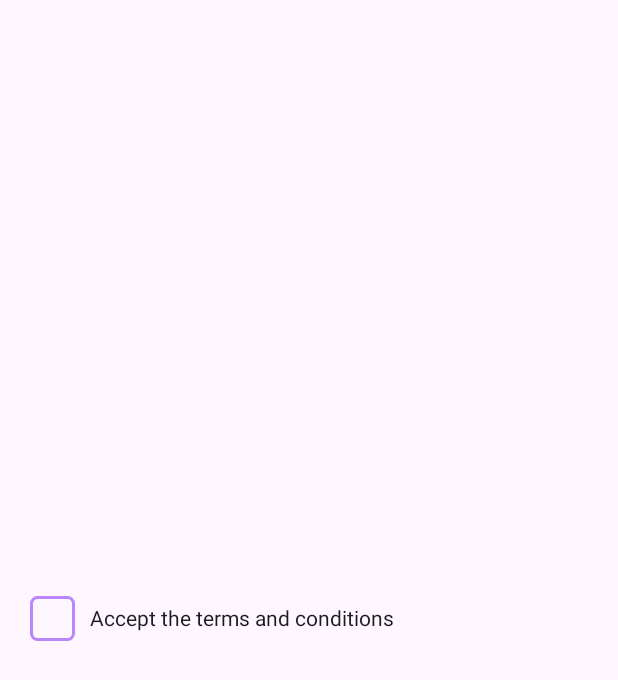
After one commit to HarshPanchal18/Jetpack-Playground, an Android app built with Jetpack Compose: the CustomCheckboxActivity screen opened directly, with no data from a screen before it, on a phone screen of 412 x 824 dp. The commit adds this screen. Shown: the top 680 px of the screen. Run offline under Robolectric (Android 15) with nearby library versions, the phone set to English and light mode, and no system bars.

Commit message:
Implemented Custom Checkbox activity

```diff
--- a/app/build.gradle.kts
+++ b/app/build.gradle.kts
@@ -77,10 +77,12 @@ dependencies {
     implementation(platform("androidx.compose:compose-bom:2022.10.00"))
     implementation(platform("androidx.compose:compose-bom:2022.10.00"))
     implementation(platform("androidx.compose:compose-bom:2022.10.00"))
+    implementation(platform("androidx.compose:compose-bom:2022.10.00"))
     testImplementation("junit:junit:4.13.2")
     androidTestImplementation("androidx.test.ext:junit:1.1.5")
     androidTestImplementation("androidx.test.espresso:espresso-core:3.5.1")
     androidTestImplementation("androidx.compose.ui:ui-test-junit4:$compose_version")
+    androidTestImplementation(platform("androidx.compose:compose-bom:2022.10.00"))
     androidTestImplementation(platform("androidx.compose:compose-bom:2022.10.00"))
     androidTestImplementation(platform("androidx.compose:compose-bom:2022.10.00"))
     androidTestImplementation(platform("androidx.compose:compose-bom:2022.10.00"))
--- a/app/src/main/AndroidManifest.xml
+++ b/app/src/main/AndroidManifest.xml
@@ -15,6 +15,11 @@
         android:supportsRtl="true"
         android:theme="@style/Theme.Firstjetcompose"
         tools:targetApi="31">
+        <activity
+            android:name=".CustomCheckboxActivity"
+            android:exported="false"
+            android:label="@string/title_activity_custom_checkbox"
+            android:theme="@style/Theme.Firstjetcompose" />
         <activity
             android:name=".CustomRadioButton"
             android:exported="false"
--- /dev/null
+++ b/app/src/main/java/com/example/first_jetcompose/CustomCheckboxActivity.kt
@@ -0,0 +1,97 @@
+package com.example.first_jetcompose
+
+import android.os.Bundle
+import androidx.activity.ComponentActivity
+import androidx.activity.compose.setContent
+import androidx.compose.foundation.BorderStroke
+import androidx.compose.foundation.background
+import androidx.compose.foundation.border
+import androidx.compose.foundation.clickable
+import androidx.compose.foundation.layout.Arrangement
+import androidx.compose.foundation.layout.Box
+import androidx.compose.foundation.layout.Row
+import androidx.compose.foundation.layout.fillMaxSize
+import androidx.compose.foundation.layout.fillMaxWidth
+import androidx.compose.foundation.layout.padding
+import androidx.compose.foundation.layout.size
+import androidx.compose.foundation.shape.RoundedCornerShape
+import androidx.compose.material.icons.Icons
+import androidx.compose.material.icons.filled.Check
+import androidx.compose.material3.Icon
+import androidx.compose.material3.MaterialTheme
+import androidx.compose.material3.Surface
+import androidx.compose.material3.Text
+import androidx.compose.runtime.Composable
+import androidx.compose.runtime.getValue
+import androidx.compose.runtime.mutableStateOf
+import androidx.compose.runtime.remember
+import androidx.compose.runtime.setValue
+import androidx.compose.ui.Alignment
+import androidx.compose.ui.Modifier
+import androidx.compose.ui.graphics.Color
+import androidx.compose.ui.unit.dp
+import com.example.first_jetcompose.ui.theme.FirstjetcomposeTheme
+import com.example.first_jetcompose.ui.theme.Purple200
+
+class CustomCheckboxActivity : ComponentActivity() {
+    override fun onCreate(savedInstanceState: Bundle?) {
+        super.onCreate(savedInstanceState)
+        setContent {
+            FirstjetcomposeTheme {
+                // A surface container using the 'background' color from the theme
+                Surface(
+                    modifier = Modifier.fillMaxSize(),
+                    color = MaterialTheme.colorScheme.background
+                ) {
+                    CheckBoxScreen()
+                }
+            }
+        }
+    }
+}
+
+@Composable
+fun CheckBoxScreen() {
+    var isCheck by remember { mutableStateOf(false) }
+
+    Box(modifier = Modifier.fillMaxSize(), contentAlignment = Alignment.Center) {
+        Row(
+            modifier = Modifier
+                .fillMaxWidth()
+                .padding(horizontal = 20.dp)
+        ) {
+            CustomCheckbox(
+                selected = isCheck,
+                modifier = Modifier.align(Alignment.CenterVertically),
+                onValueChange = { value -> isCheck = value }
+            )
+            Text(
+                text = "Accept the terms and conditions",
+                modifier = Modifier
+                    .padding(start = 10.dp)
+                    .align(Alignment.CenterVertically)
+            )
+        }
+    }
+}
+
+@Composable
+fun CustomCheckbox(
+    selected: Boolean,
+    modifier: Modifier = Modifier,
+    onValueChange: (Boolean) -> Unit
+) {
+    Box(
+        modifier = modifier
+            .background(
+                color = if (selected) Purple200 else Color.Transparent,
+                shape = RoundedCornerShape(5.dp)
+            )
+            .border(BorderStroke(2.dp, Purple200), shape = RoundedCornerShape(5.dp))
+            .size(30.dp)
+            .clickable { onValueChange(!selected) },
+        contentAlignment = Alignment.Center
+    ) {
+        if (selected) Icon(Icons.Default.Check, contentDescription = null, tint = Color.White)
+    }
+}
--- a/app/src/main/java/com/example/first_jetcompose/MainActivity.kt
+++ b/app/src/main/java/com/example/first_jetcompose/MainActivity.kt
@@ -94,6 +94,7 @@ fun HomeLayout() {
                 "Loading Animation Activity" to LoadingAnimationScreen::class.java,
                 "Dialog Activity" to FullScreenDialogActivity::class.java,
                 "Custom Radio Button Activity" to CustomRadioButton::class.java,
+                "Custom Checkbox Activity" to CustomCheckboxActivity::class.java,
             )
 
             Column(modifier = Modifier.padding(it)) {
--- a/app/src/main/res/values/strings.xml
+++ b/app/src/main/res/values/strings.xml
@@ -37,4 +37,5 @@
     <string name="title_activity_loading_animation_screen">LoadingAnimationScreen</string>
     <string name="title_activity_full_screen_dialog">FullScreenDialogActivity</string>
     <string name="title_activity_custom_radio_button">CustomRadioButton</string>
+    <string name="title_activity_custom_checkbox">CustomCheckbox</string>
 </resources>
```
